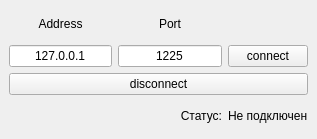
The window that mainwindow.ui (htmlgod/remote_client) describes before a commit, drawn with Qt 5.
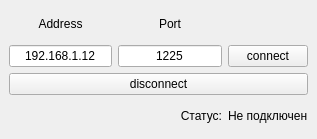
The same window after the commit.

Commit message: tpc recieve, cleanup

The edit to the form file:
```diff
--- a/mainwindow.ui
+++ b/mainwindow.ui
@@ -77,7 +77,7 @@
     <item row="1" column="0">
      <widget class="QLineEdit" name="ip_ed">
       <property name="text">
-       <string>127.0.0.1</string>
+       <string>192.168.1.12</string>
       </property>
       <property name="alignment">
        <set>Qt::AlignCenter</set>
```
The commit also changes 2 other files.
